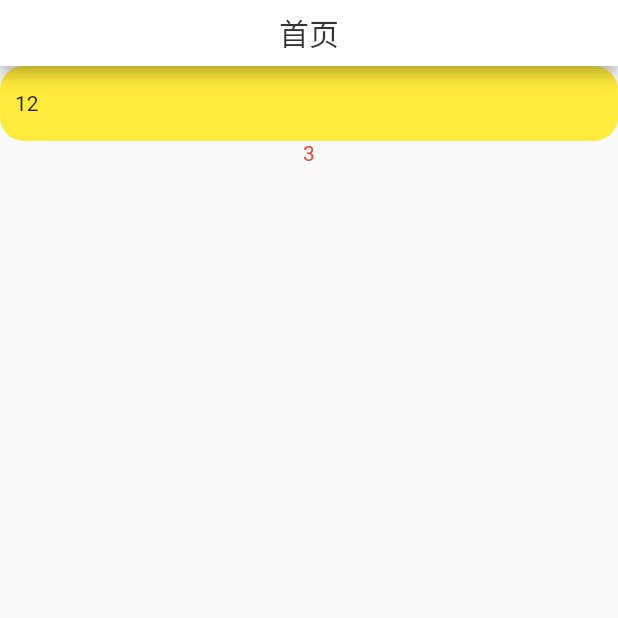
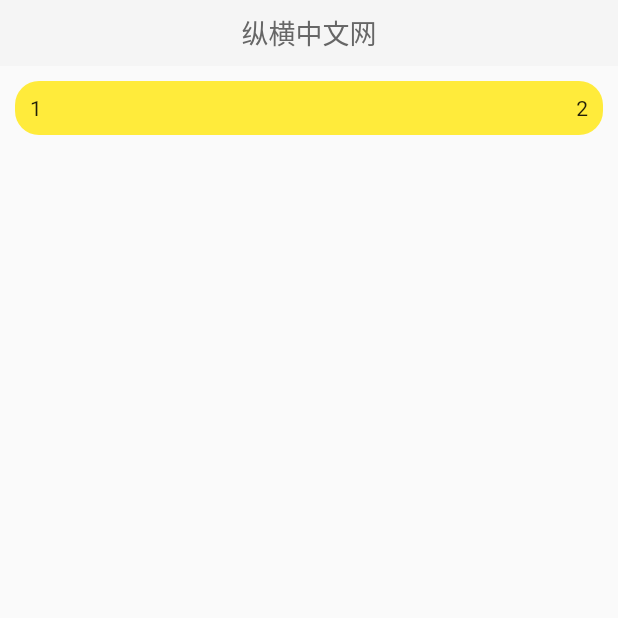
Before and after one commit to ThreesomeWiki/flutter-demo-story, a Flutter app: the screen it shows after launch, on a phone screen of 412 x 824 dp, the top half of it. Run offline on Flutter 3.47's test engine with Material 2 defaults, Android fonts, the phone set to English and light mode, and no system bars.

Commit message:
add base layout

```diff
--- a/lib/main.dart
+++ b/lib/main.dart
@@ -31,41 +31,47 @@ class _MyHomePageState extends State<MyHomePage> {
       appBar: PreferredSize(
         preferredSize: Size.fromHeight(44.0),
         child: AppBar(
-          title: new Center(
-            child: Text(
-              '首页',
+          backgroundColor: Color(0XFFF5F5F5),
+          elevation: 0,
+          title: Container(
+            height: 44.0,
+            decoration: BoxDecoration(),
+            child: Row(
+              mainAxisAlignment: MainAxisAlignment.center,
+              crossAxisAlignment: CrossAxisAlignment.center,
+              children: <Widget>[
+                Text(
+                  '纵横中文网',
                   style: TextStyle(
-                color: Colors.black.withOpacity(0.8),
+                    color: Color(0XFF666666),
+                    fontSize: 18,
+                  ),
+                ),
+              ],
             ),
           ),
         ),
-          backgroundColor: Colors.white,
       ),
-      ),
-      body: Column(
+      body: SingleChildScrollView(
+        child: Column(
           children: <Widget>[
             Container(
-            height: 50.0,
               padding: EdgeInsets.all(10.0),
+              margin: EdgeInsets.all(10.0),
               decoration: BoxDecoration(
                 color: Colors.yellow,
                 borderRadius: BorderRadius.circular(16.0),
               ),
               child: Row(
+                mainAxisAlignment: MainAxisAlignment.spaceBetween,
                 children: <Widget>[
                   Text("1"),
                   Text("2"),
                 ],
               ),
             ),
-          Text(
-            "3",
-            textDirection: TextDirection.ltr,
-            style: TextStyle(
-              color: Colors.red,
+          ],
         ),
-          ),
-        ],
       ),
     );
   }
```
Lines whose indentation alone changed are shown as unchanged.
